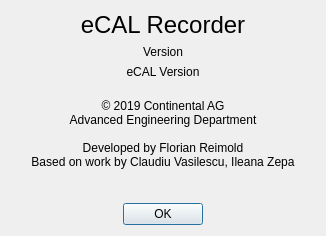
Qt form app/rec/rec_gui/src/widgets/about_dialog/about_dialog.ui (eclipse-ecal/ecal) before a commit.
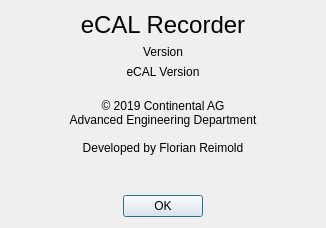
The same form after that commit.

Diff of the .ui file:
```diff
--- a/app/rec/rec_gui/src/widgets/about_dialog/about_dialog.ui
+++ b/app/rec/rec_gui/src/widgets/about_dialog/about_dialog.ui
@@ -60,10 +60,7 @@
 © 2019 Continental AG
 Advanced Engineering Department
 
-Developed by Florian Reimold
-Based on work by Claudiu Vasilescu, Ileana Zepa
-
-</string>
+Developed by Florian Reimold</string>
      </property>
      <property name="textFormat">
       <enum>Qt::PlainText</enum>
```
